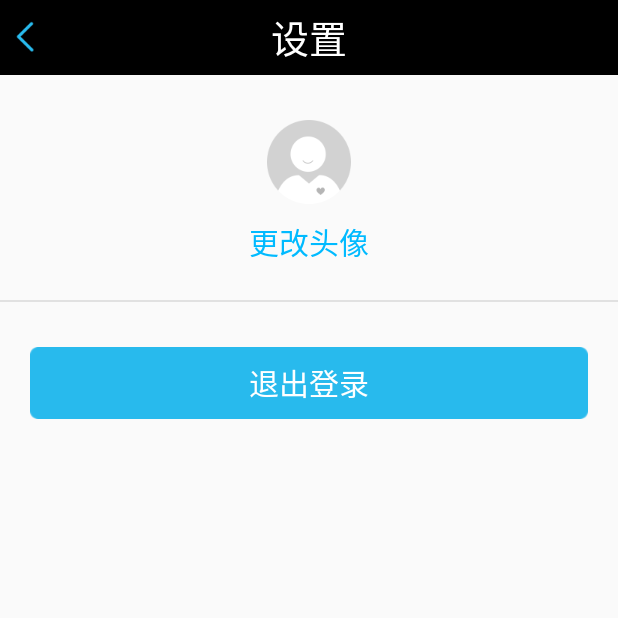
After one commit to ITLiuChuang/P2PInvest1020, an Android app: the SettingActivity screen opened directly, with no data from a screen before it, on a phone screen of 412 x 824 dp, the top half of it. The commit adds this screen. Run offline under Robolectric (Android 15) with nearby library versions, the phone set to English and light mode, and no system bars; our stand-ins replace ButterKnife.

Commit message:
相机和机册的调用&&返回保存头像

```diff
--- a/app/build.gradle
+++ b/app/build.gradle
@@ -34,4 +34,5 @@ dependencies {
     compile 'com.youth.banner:banner:1.4.2'
     compile 'com.zhy:flowlayout-lib:1.0.3'
     compile 'jp.wasabeef:picasso-transformations:2.1.0'
+    compile project(':MPChartLib')
 }
--- a/app/src/main/AndroidManifest.xml
+++ b/app/src/main/AndroidManifest.xml
@@ -49,7 +49,8 @@
         <activity android:name=".activity.MainActivity" />
         <activity android:name=".activity.BaseActivity" />
         <activity android:name=".activity.LoginActivity" />
-        <activity android:name=".activity.RegesterActivity"></activity>
+        <activity android:name=".activity.RegesterActivity" />
+        <activity android:name=".activity.SettingActivity"></activity>
     </application>
 
 </manifest>
--- a/app/src/main/java/com/p2pinvest1020/fragment/MoreFragment.java
+++ b/app/src/main/java/com/p2pinvest1020/fragment/MoreFragment.java
@@ -1,4 +1,6 @@
 package com.p2pinvest1020.fragment;
+
+import com.p2pinvest1020.R;
 
 /**
  * Created by Administrator on 2017/3/10.
@@ -23,6 +25,6 @@ public class MoreFragment extends BaseFragment {
 
     @Override
     public int getLayoutid() {
-        return 0;
+        return  R.layout.fragment_more;
     }
 }
--- /dev/null
+++ b/app/src/main/res/layout/activity_setting.xml
@@ -0,0 +1,51 @@
+<?xml version="1.0" encoding="utf-8"?>
+<LinearLayout xmlns:android="http://schemas.android.com/apk/res/android"
+    android:layout_width="match_parent"
+    android:layout_height="match_parent"
+    android:orientation="vertical">
+
+    <include layout="@layout/base_head" />
+
+    <RelativeLayout
+        android:layout_width="match_parent"
+        android:layout_height="150dp">
+
+        <ImageView
+            android:id="@+id/iv_user_icon"
+            android:layout_width="wrap_content"
+            android:layout_height="wrap_content"
+            android:layout_centerHorizontal="true"
+            android:layout_marginTop="30dp"
+            android:src="@drawable/my_user_default" />
+
+        <TextView
+            android:id="@+id/tv_user_change"
+            android:layout_width="wrap_content"
+            android:layout_height="wrap_content"
+            android:layout_below="@id/iv_user_icon"
+            android:layout_centerHorizontal="true"
+            android:layout_marginTop="10dp"
+            android:text="更改头像"
+            android:textColor="#00baff"
+            android:textSize="20sp" />
+    </RelativeLayout>
+
+    <View
+        android:layout_width="match_parent"
+        android:layout_height="1dp"
+        android:background="@color/divider_line"></View>
+
+    <Button
+        android:id="@+id/btn_user_logout"
+        android:layout_width="match_parent"
+        android:layout_height="wrap_content"
+        android:layout_marginLeft="20dp"
+        android:layout_marginRight="20dp"
+        android:layout_marginTop="30dp"
+        android:background="@drawable/btn_01"
+        android:text="退出登录"
+        android:textColor="@android:color/white"
+        android:textSize="20sp" />
+
+
+</LinearLayout>
--- a/app/src/main/res/layout/fragment_property.xml
+++ b/app/src/main/res/layout/fragment_property.xml
@@ -4,7 +4,8 @@
     android:layout_height="match_parent"
     android:orientation="vertical">
 
-    <RelativeLayout
+    <include layout="@layout/base_head"></include>
+    <!--<RelativeLayout
         android:layout_width="match_parent"
         android:layout_height="50dp"
         android:background="@android:color/holo_blue_light">
@@ -19,7 +20,7 @@
             android:text="设置"
             android:textColor="@android:color/white"
             android:textSize="20sp" />
-    </RelativeLayout>
+    </RelativeLayout>-->
 
     <ScrollView
         android:layout_width="match_parent"
--- a/build.gradle
+++ b/build.gradle
@@ -6,7 +6,8 @@ buildscript {
     }
     dependencies {
         classpath 'com.android.tools.build:gradle:2.2.3'
-
+        classpath "io.realm:realm-gradle-plugin:2.0.2"
+        classpath 'com.github.dcendents:android-maven-gradle-plugin:1.3'
         // NOTE: Do not place your application dependencies here; they belong
         // in the individual module build.gradle files
     }
--- a/settings.gradle
+++ b/settings.gradle
@@ -1 +1 @@
-include ':app', ':encryption'
+include ':app', ':encryption', ':MPChartLib', ':MPChartExample'
```
Also changed, not shown: app/src/main/java/com/p2pinvest1020/activity/BaseActivity.java (+9 -0 lines), app/src/main/java/com/p2pinvest1020/activity/SettingActivity.java (added, +274 -0 lines), app/src/main/java/com/p2pinvest1020/fragment/HomeFragment.java (+5 -3 lines), app/src/main/java/com/p2pinvest1020/fragment/PropertyFragment.java (+93 -2 lines), app/src/main/res/layout/fragment_more.xml (added, +54 -0 lines).
